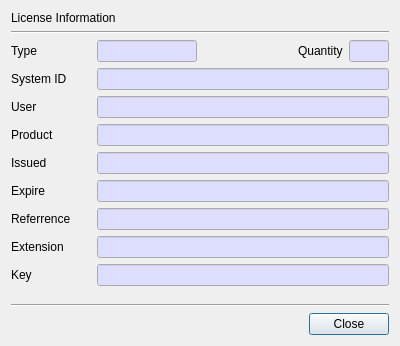
The window that CCMan/lcn_info_dlg.ui (jykim74/CCMan) describes before a commit, drawn with Qt 5.
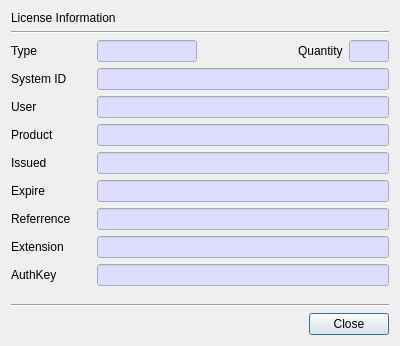
The same window after the commit.

Commit message: Key->AuthKey 변경

What changed in the file:
```diff
--- a/CCMan/lcn_info_dlg.ui
+++ b/CCMan/lcn_info_dlg.ui
@@ -191,7 +191,7 @@
      <item row="8" column="0">
       <widget class="QLabel" name="label_7">
        <property name="text">
-        <string>Key</string>
+        <string>AuthKey</string>
        </property>
       </widget>
      </item>
```
Left out of the diff: 2 changed lines with no effect on the pictures. The commit also changes 2 other files.
